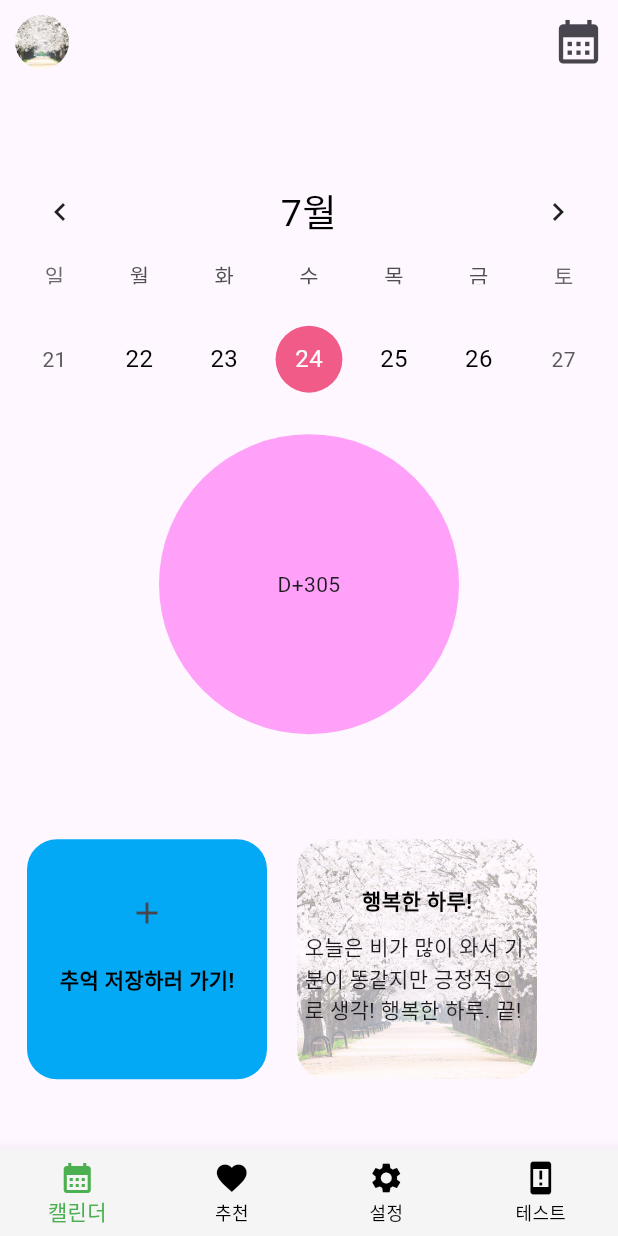
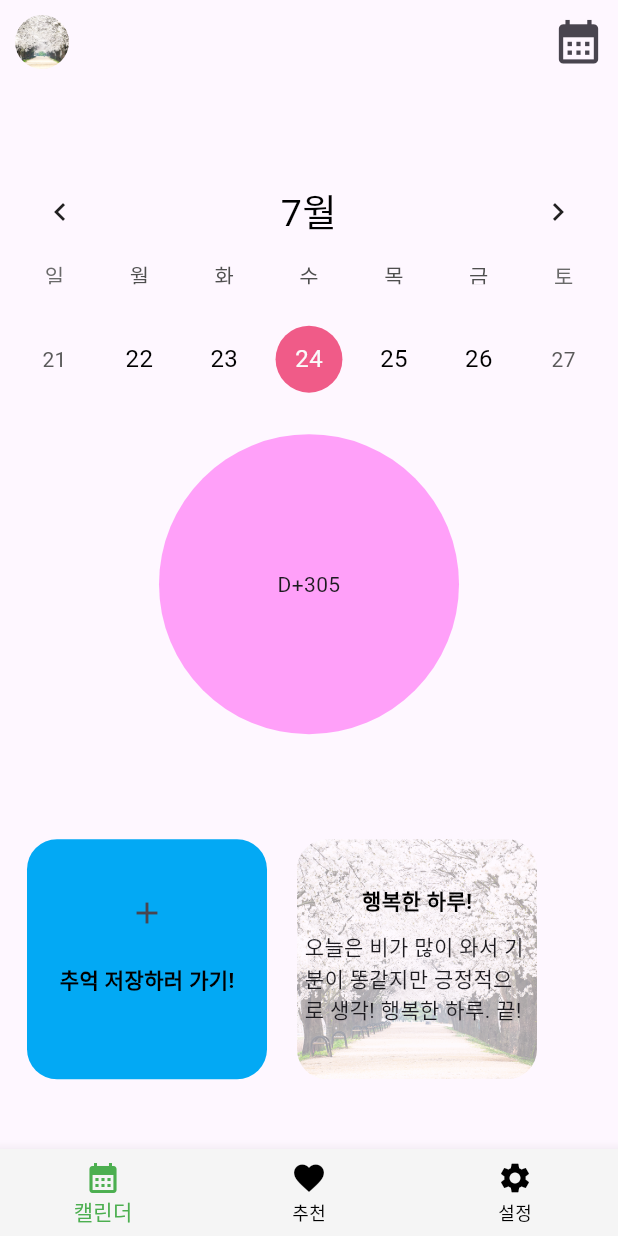
Before and after one commit to m2kyungmin/latte, a Flutter app: the screen it shows after launch, on a phone screen of 412 x 824 dp. Run offline on Flutter 3.47's test engine with Material 3 defaults, Android fonts, the phone set to English and light mode, and no system bars; drawn by our look-alikes of table_calendar; our stand-ins replace animated_splash_screen, image_picker, settings_ui; missing offline and left inert: expand_widget.

Commit message:
메인 수정

```diff
--- a/lib/main.dart
+++ b/lib/main.dart
@@ -91,12 +91,6 @@ class _MyWidgetState extends State<MyWidget> {
             ),
             label: '설정',
           ),
-          BottomNavigationBarItem(
-            icon: Icon(
-              Icons.system_security_update_warning,
-            ),
-            label: '테스트',
-          )
         ],
         selectedItemColor: Colors.green,
         selectedIconTheme: const IconThemeData(color: Colors.green),
```
